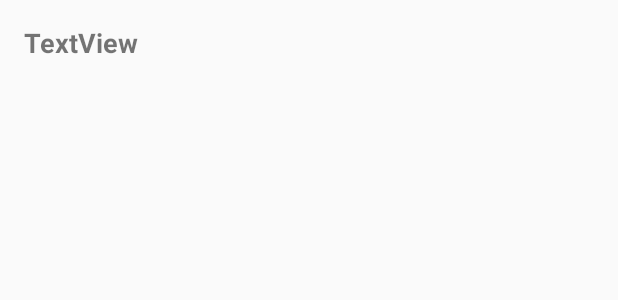
After one commit to vinuruban/Instagram-App, an Android app: the layout activity_user_profile.xml on its own in the app's theme, with its tools: preview values and no code run, on a phone screen of 412 x 824 dp. The commit adds this screen. Shown: the top 300 px of the screen. Run offline under Robolectric (Android 15) with nearby library versions, the phone set to English and light mode, and no system bars.

Commit message:
clicking on a user in the ListView opens up their profile with all the images they uploaded to Parse

```diff
--- a/ParseStarterProject/src/main/AndroidManifest.xml
+++ b/ParseStarterProject/src/main/AndroidManifest.xml
@@ -13,7 +13,8 @@
         android:icon="@mipmap/ic_launcher"
         android:label="@string/app_name"
         android:theme="@style/AppTheme">
-        <activity android:name=".HomepageActivity"></activity>
+        <activity android:name=".UserProfileActivity"></activity>
+        <activity android:name=".HomepageActivity" />
         <activity
             android:name=".MainActivity"
             android:label="@string/app_name">
--- /dev/null
+++ b/ParseStarterProject/src/main/res/layout/activity_user_profile.xml
@@ -0,0 +1,36 @@
+<?xml version="1.0" encoding="utf-8"?>
+<android.support.constraint.ConstraintLayout xmlns:android="http://schemas.android.com/apk/res/android"
+    xmlns:app="http://schemas.android.com/apk/res-auto"
+    xmlns:tools="http://schemas.android.com/tools"
+    android:layout_width="match_parent"
+    android:layout_height="match_parent"
+    tools:context=".UserProfileActivity">
+
+    <TextView
+        android:id="@+id/nameTextView"
+        android:layout_width="wrap_content"
+        android:layout_height="wrap_content"
+        android:layout_marginStart="16dp"
+        android:layout_marginLeft="16dp"
+        android:layout_marginTop="16dp"
+        android:text="TextView"
+        android:textSize="18sp"
+        android:textStyle="bold"
+        app:layout_constraintStart_toStartOf="parent"
+        app:layout_constraintTop_toTopOf="parent" />
+
+    <LinearLayout
+        android:id="@+id/linearLayout"
+        android:layout_width="409dp"
+        android:layout_height="689dp"
+        android:layout_marginStart="1dp"
+        android:layout_marginLeft="1dp"
+        android:layout_marginTop="1dp"
+        android:layout_marginEnd="1dp"
+        android:layout_marginRight="1dp"
+        android:orientation="horizontal"
+        app:layout_constraintEnd_toEndOf="parent"
+        app:layout_constraintStart_toStartOf="parent"
+        app:layout_constraintTop_toBottomOf="@+id/nameTextView"></LinearLayout>
+
+</android.support.constraint.ConstraintLayout>
--- a/ParseStarterProject/src/main/res/menu/menu_homepage.xml
+++ b/ParseStarterProject/src/main/res/menu/menu_homepage.xml
@@ -5,4 +5,8 @@
     <item
         android:id="@+id/add_photo"
         android:title="Add photo" />
+
+    <item
+        android:id="@+id/log_out"
+        android:title="Log out" />
 </menu>
```
Also changed, not shown: ParseStarterProject/src/main/java/com/parse/starter/HomepageActivity.java (+16 -14 lines), ParseStarterProject/src/main/java/com/parse/starter/UserProfileActivity.java (added, +79 -0 lines), ParseStarterProject/src/main/res/layout/activity_homepage.xml (+3 -18 lines), 50 other files.
